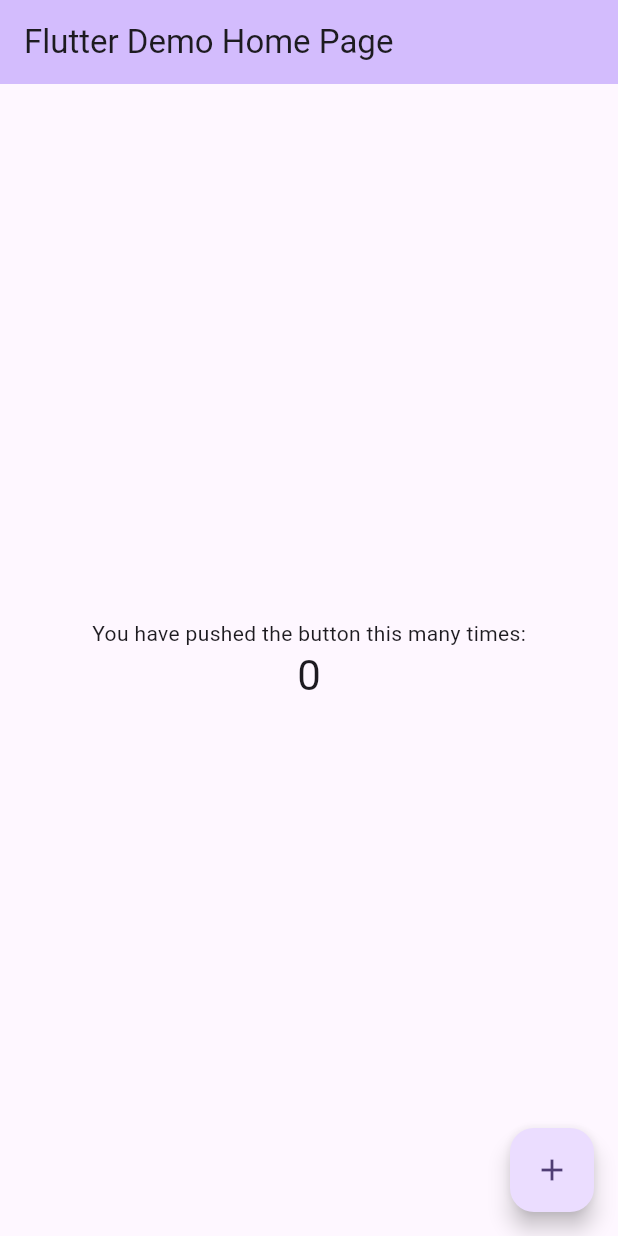
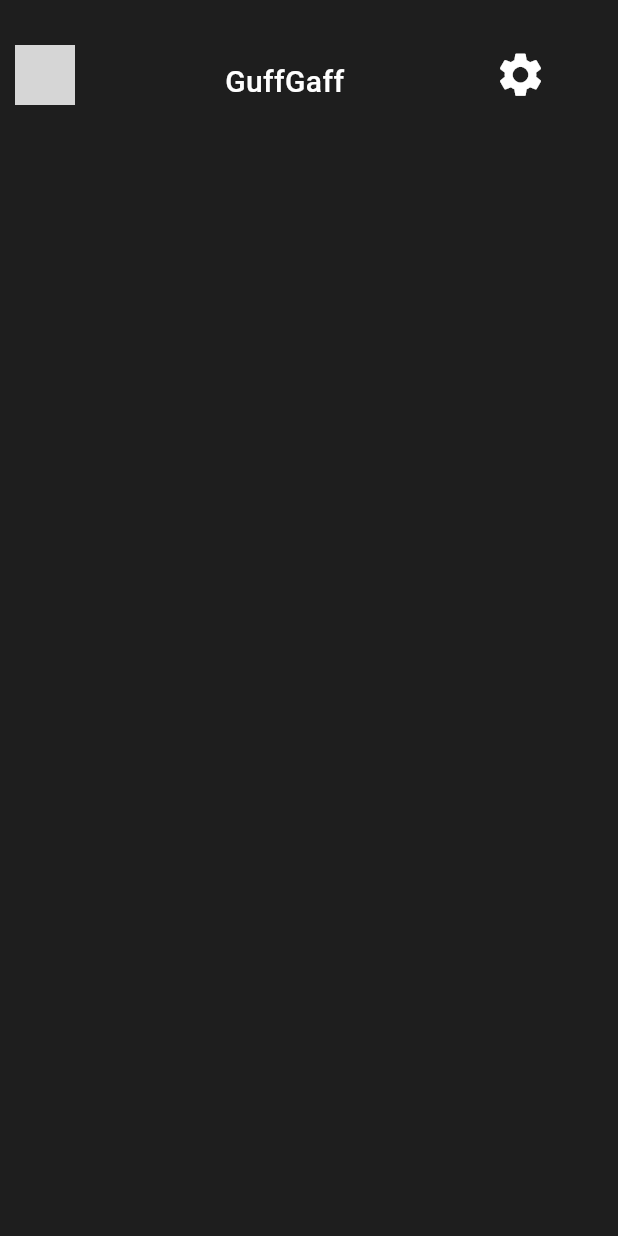
Before and after one commit to Rijan77/guffgaff-chatbot, a Flutter app: the screen it shows after launch, on a phone screen of 412 x 824 dp. Run offline on Flutter 3.47's test engine with Material 3 defaults, Android fonts, the phone set to English and light mode, and no system bars; our stand-ins replace flutter_riverpod; grey boxes are pictures that could not be loaded.

Commit message:
Initial design of homepage

```diff
--- a/lib/main.dart
+++ b/lib/main.dart
@@ -1,7 +1,9 @@
 import 'package:flutter/material.dart';
+import 'package:guffgaff_ai/pages/MyHomePage.dart';
+import 'package:flutter_riverpod/flutter_riverpod.dart';
 
 void main() {
-  runApp(const MyApp());
+  runApp(ProviderScope(child: MyApp()));
 }
 
 class MyApp extends StatelessWidget {
@@ -11,115 +13,8 @@
   @override
   Widget build(BuildContext context) {
     return MaterialApp(
-      title: 'Flutter Demo',
-      theme: ThemeData(
-        // This is the theme of your application.
-        //
-        // TRY THIS: Try running your application with "flutter run". You'll see
-        // the application has a purple toolbar. Then, without quitting the app,
-        // try changing the seedColor in the colorScheme below to Colors.green
-        // and then invoke "hot reload" (save your changes or press the "hot
-        // reload" button in a Flutter-supported IDE, or press "r" if you used
-        // the command line to start the app).
-        //
-        // Notice that the counter didn't reset back to zero; the application
-        // state is not lost during the reload. To reset the state, use hot
-        // restart instead.
-        //
-        // This works for code too, not just values: Most code changes can be
-        // tested with just a hot reload.
-        colorScheme: ColorScheme.fromSeed(seedColor: Colors.deepPurple),
-        useMaterial3: true,
-      ),
-      home: const MyHomePage(title: 'Flutter Demo Home Page'),
+      debugShowCheckedModeBanner: false,
+      home:  Myhomepage(),
     );
   }
 }
-
-class MyHomePage extends StatefulWidget {
-  const MyHomePage({super.key, required this.title});
-
-  // This widget is the home page of your application. It is stateful, meaning
-  // that it has a State object (defined below) that contains fields that affect
-  // how it looks.
-
-  // This class is the configuration for the state. It holds the values (in this
-  // case the title) provided by the parent (in this case the App widget) and
-  // used by the build method of the State. Fields in a Widget subclass are
-  // always marked "final".
-
-  final String title;
-
-  @override
-  State<MyHomePage> createState() => _MyHomePageState();
-}
-
-class _MyHomePageState extends State<MyHomePage> {
-  int _counter = 0;
-
-  void _incrementCounter() {
-    setState(() {
-      // This call to setState tells the Flutter framework that something has
-      // changed in this State, which causes it to rerun the build method below
-      // so that the display can reflect the updated values. If we changed
-      // _counter without calling setState(), then the build method would not be
-      // called again, and so nothing would appear to happen.
-      _counter++;
-    });
-  }
-
-  @override
-  Widget build(BuildContext context) {
-    // This method is rerun every time setState is called, for instance as done
-    // by the _incrementCounter method above.
-    //
-    // The Flutter framework has been optimized to make rerunning build methods
-    // fast, so that you can just rebuild anything that needs updating rather
-    // than having to individually change instances of widgets.
-    return Scaffold(
-      appBar: AppBar(
-        // TRY THIS: Try changing the color here to a specific color (to
-        // Colors.amber, perhaps?) and trigger a hot reload to see the AppBar
-        // change color while the other colors stay the same.
-        backgroundColor: Theme.of(context).colorScheme.inversePrimary,
-        // Here we take the value from the MyHomePage object that was created by
-        // the App.build method, and use it to set our appbar title.
-        title: Text(widget.title),
-      ),
-      body: Center(
-        // Center is a layout widget. It takes a single child and positions it
-        // in the middle of the parent.
-        child: Column(
-          // Column is also a layout widget. It takes a list of children and
-          // arranges them vertically. By default, it sizes itself to fit its
-          // children horizontally, and tries to be as tall as its parent.
-          //
-          // Column has various properties to control how it sizes itself and
-          // how it positions its children. Here we use mainAxisAlignment to
-          // center the children vertically; the main axis here is the vertical
-          // axis because Columns are vertical (the cross axis would be
-          // horizontal).
-          //
-          // TRY THIS: Invoke "debug painting" (choose the "Toggle Debug Paint"
-          // action in the IDE, or press "p" in the console), to see the
-          // wireframe for each widget.
-          mainAxisAlignment: MainAxisAlignment.center,
-          children: <Widget>[
-            const Text(
-              'You have pushed the button this many times:',
-            ),
-            Text(
-              '$_counter',
-              style: Theme.of(context).textTheme.headlineMedium,
-            ),
-          ],
-        ),
-      ),
-      floatingActionButton: FloatingActionButton(
-        onPressed: _incrementCounter,
-        tooltip: 'Increment',
-        child: const Icon(Icons.add),
-      ), // This trailing comma makes auto-formatting nicer for build methods.
-    );
-  }
-}
--- /dev/null
+++ b/lib/pages/MyHomePage.dart
@@ -0,0 +1,51 @@
+import 'package:flutter/material.dart';
+import 'package:flutter_riverpod/flutter_riverpod.dart';
+
+final helloProvider = Provider<String>((ref){
+  return ("What can I help with?");
+});
+
+class Myhomepage extends ConsumerStatefulWidget{
+  const Myhomepage({super.key});
+
+  @override
+  ConsumerState<Myhomepage> createState() => _MyhomepageState();
+}
+
+class _MyhomepageState extends ConsumerState<Myhomepage> {
+  @override
+  Widget build(BuildContext context) {
+    final hello = ref.watch(helloProvider);
+    return Scaffold(
+      backgroundColor: const Color(0xff1E1E1E),
+      body: Column(
+        children: [
+          Row(
+              children: [
+                    Padding(
+                      padding: const EdgeInsets.only(top: 30, left: 10),
+                      child: Image.asset(
+                        "lib/assets/Logo.png", width: 40,
+                        fit: BoxFit.contain,
+                      ),
+                    ),
+                Padding(
+                  padding: const EdgeInsets.only(left: 100, top: 40),
+                  child: Text("GuffGaff", style: TextStyle(
+                    color: Colors.white,
+                    fontSize: 20,
+                    fontWeight: FontWeight.w500
+                  ),),
+                ),
+                Padding(
+                  padding: const EdgeInsets.only(left: 100, top: 30),
+                  child: Icon(Icons.settings, color: Colors.white, size: 35,),
+                )
+              ],
+            ),
+
+        ],
+      ),
+    );
+  }
+}
```
Also changed, not shown: pubspec.yaml (+5 -3 lines), lib/assets/logo.png (added), pubspec.lock.
